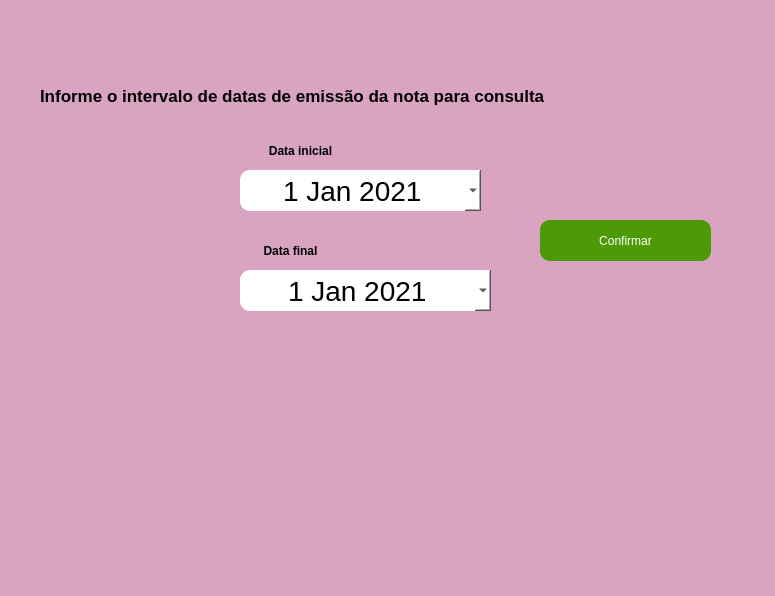
This is telas_duda/nf_por_intervalo_de_data.ui in JVwolfart/PROJETO-SALAO-JOVEM-PROGRAMADOR as Qt 5 draws it before an edit. The edited form follows.
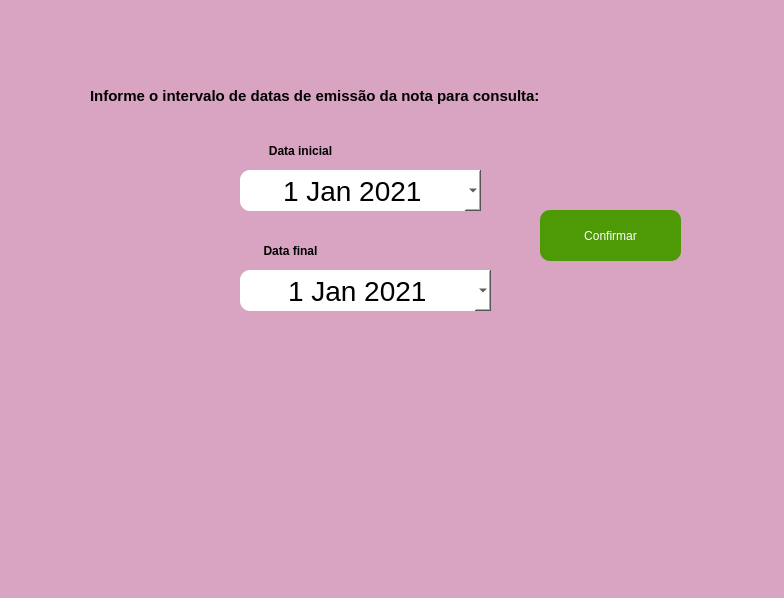
This is the edited form. Icons and pictures are not drawn.

```diff
--- a/telas_duda/nf_por_intervalo_de_data.ui
+++ b/telas_duda/nf_por_intervalo_de_data.ui
@@ -12,10 +12,22 @@
    <rect>
     <x>0</x>
     <y>0</y>
-    <width>775</width>
-    <height>596</height>
+    <width>784</width>
+    <height>598</height>
    </rect>
   </property>
+  <property name="minimumSize">
+   <size>
+    <width>784</width>
+    <height>598</height>
+   </size>
+  </property>
+  <property name="maximumSize">
+   <size>
+    <width>784</width>
+    <height>598</height>
+   </size>
+  </property>
   <property name="font">
    <font>
     <pointsize>14</pointsize>
@@ -35,9 +47,9 @@
     <property name="geometry">
      <rect>
       <x>540</x>
-      <y>220</y>
-      <width>171</width>
-      <height>41</height>
+      <y>210</y>
+      <width>141</width>
+      <height>51</height>
      </rect>
     </property>
     <property name="cursor">
@@ -225,15 +237,15 @@
    <widget class="QLabel" name="label_4">
     <property name="geometry">
      <rect>
-      <x>40</x>
+      <x>90</x>
       <y>70</y>
-      <width>721</width>
+      <width>611</width>
       <height>51</height>
      </rect>
     </property>
     <property name="font">
      <font>
-      <pointsize>13</pointsize>
+      <pointsize>11</pointsize>
       <weight>75</weight>
       <bold>true</bold>
      </font>
@@ -242,7 +254,7 @@
      <string notr="true">color: rgb(0, 0, 0);</string>
     </property>
     <property name="text">
-     <string>Informe o intervalo de datas de emissão da nota para consulta</string>
+     <string>Informe o intervalo de datas de emissão da nota para consulta:</string>
     </property>
    </widget>
    <widget class="QLabel" name="label_3">
```
